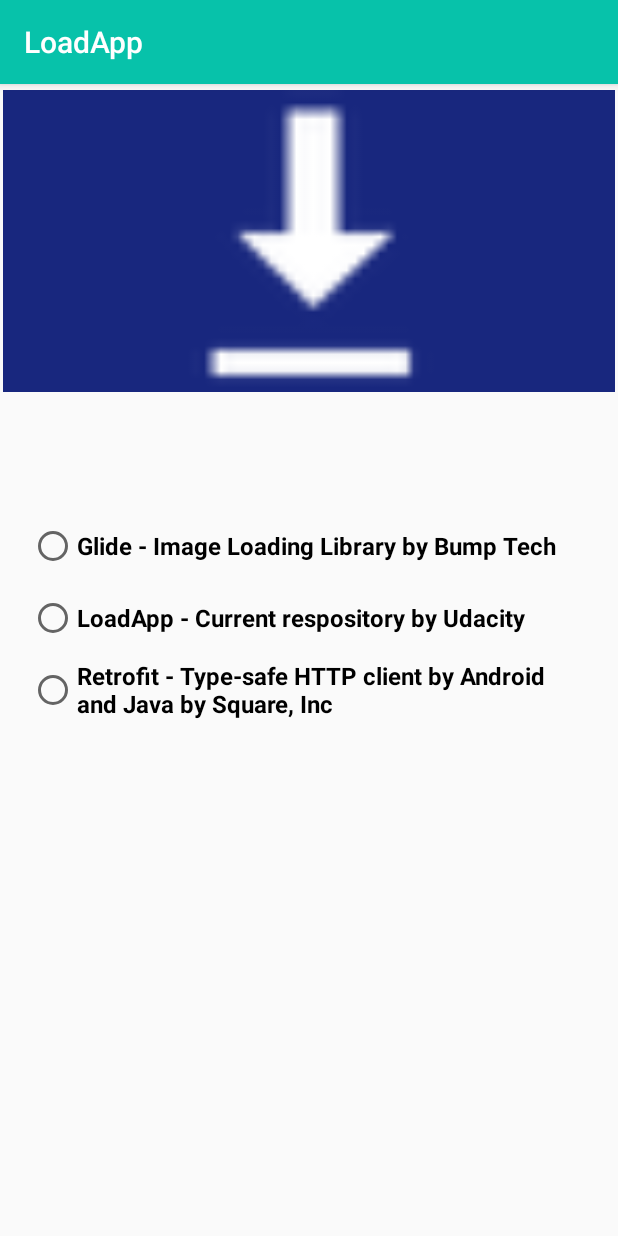
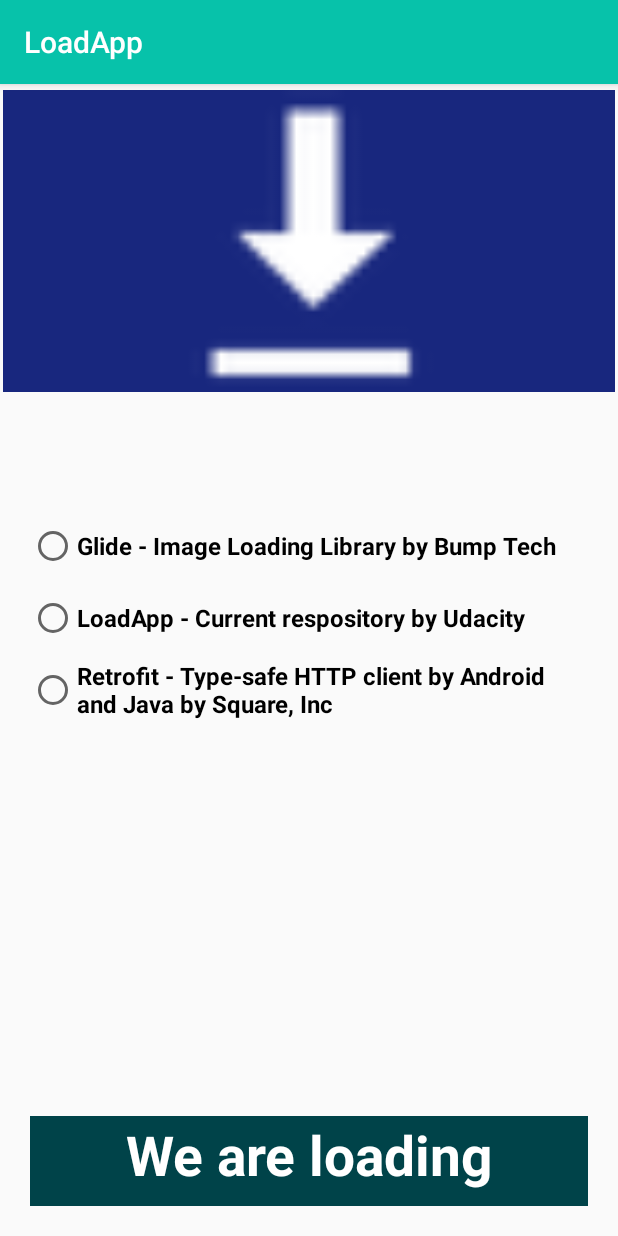
Before and after one commit to snozoka/ND940C3-Project, an Android app: the screen it shows after launch (MainActivity), after a tap on an icon or button, on a phone screen of 412 x 824 dp. Run offline under Robolectric (Android 15) with nearby library versions, the phone set to English and light mode, and no system bars.

Commit message:
Updated commit with Load button working

```diff
--- a/app/src/main/java/com/udacity/LoadingButton.kt
+++ b/app/src/main/java/com/udacity/LoadingButton.kt
@@ -1,44 +1,100 @@
 package com.udacity
 
+import android.animation.AnimatorInflater
 import android.animation.ValueAnimator
 import android.content.Context
-import android.graphics.Canvas
-import android.graphics.Paint
-import android.graphics.PointF
-import android.graphics.Typeface
+import android.graphics.*
 import android.util.AttributeSet
 import android.view.View
+import androidx.core.content.ContextCompat
 import kotlin.properties.Delegates
 
-enum class ButtonTextStatus(val label: Int) {
-    CLICK_ME(R.string.button_name),
-    BUTTON_LOADING(R.string.button_loading);
-
-//    fun nextText()  {
-//
-//        textStatus = BUTTON_LOADING
-//    }
-}
 
 class LoadingButton @JvmOverloads constructor(
     context: Context, attrs: AttributeSet? = null, defStyleAttr: Int = 0
 ) : View(context, attrs, defStyleAttr) {
+    private var backGroundColor: Int = Color.BLACK
+    private var textColor: Int = Color.BLACK // default color
 
-    private var textStatus = ButtonTextStatus.CLICK_ME
-    private var radius = 0.0f                   // Radius of the circle.
+    // tells the compiler that the value of a variable
+    // must never be cached as its value may change outside
+    @Volatile
+    private var progress: Double = 0.0
+
     private val pointPosition: PointF = PointF(0.0f, 0.0f)
     private var widthSize = 0
     private var heightSize = 0
 
-    private val valueAnimator = ValueAnimator()
+    private var valueAnimator = ValueAnimator()
 
     private var buttonState: ButtonState by Delegates.observable<ButtonState>(ButtonState.Completed) { p, old, new ->
 
+    }
+    private val updateListener = ValueAnimator.AnimatorUpdateListener {
+        progress = (it.animatedValue as Float).toDouble()
+        invalidate()    // redraw the screen
+        requestLayout() // when rectangular progress dimension changes
+    }
+    // call after downloading is completed
+    fun hasCompletedDownload() {
+        // cancel the animation when file is downloaded
+        valueAnimator.cancel()
+        buttonState = ButtonState.Completed
+        //Return button bacground color to normal state
+        ContextCompat.getColor(context, R.color.colorPrimary)
+
+        invalidate()
+        requestLayout()
+    }
+
+    // call after downloading is not completed
+    fun hasNotCompletedDownload() {
+        // cancel the animation when file is downloaded
+        valueAnimator.cancel()
+        buttonState = ButtonState.Completed
+        //Return button bacground color to normal state
+        ContextCompat.getColor(context, R.color.colorPrimary)
+
+        invalidate()
+        requestLayout()
     }
 
 
     init {
         isClickable = true
+        valueAnimator = AnimatorInflater.loadAnimator(
+            context,
+            // properties for downloading progress is defined
+            R.animator.loading_animation
+        ) as ValueAnimator
+
+        valueAnimator.addUpdateListener(updateListener)
+
+        // initialize custom attributes of the button
+        val attr = context.theme.obtainStyledAttributes(
+            attrs,
+            R.styleable.LoadingButton,
+            0,
+            0
+        )
+
+        try {
+
+            // button back-ground color
+            backGroundColor = attr.getColor(
+                R.styleable.LoadingButton_backgroundColor,
+                ContextCompat.getColor(context, R.color.colorPrimary)
+            )
+
+            // button text color
+            textColor = attr.getColor(
+                R.styleable.LoadingButton_textColor,
+                ContextCompat.getColor(context, R.color.white)
+            )
+        } finally {
+            // clearing all the data associated with attribute
+            attr.recycle()
+        }
 
     }
 
@@ -48,22 +104,51 @@ class LoadingButton @JvmOverloads constructor(
         textSize = 55.0f
         typeface = Typeface.create( "", Typeface.BOLD)
     }
+
+    override fun performClick(): Boolean {
+        super.performClick()
+        if (buttonState == ButtonState.Completed) buttonState = ButtonState.Loading
+        animation()
+        return true
+    }
+    // start the animation when button is clicked
+    private fun animation() {
+        valueAnimator.start()
+    }
+    fun reset()
+    {
+        ButtonState.Completed
+    }
     override fun onDraw(canvas: Canvas?) {
         super.onDraw(canvas)
-//// Set dial background color to green if selection not off.
-//        paint.color = if (buttonState == ButtonState.Clicked) Color.GRAY else Color.GREEN
-//// Draw the dial.
-//        if (canvas != null) {
-//            canvas.drawCircle((width / 2).toFloat(), (height / 2).toFloat(), radius, paint)
-//        }
+        paint.strokeWidth = 0f
+        paint.color = backGroundColor
+        // draw custom button
+        canvas?.drawRect(0f, 0f, width.toFloat(), height.toFloat(), paint)
 
+        // to show rectangular progress on custom button while file is downloading
+        if (buttonState == ButtonState.Loading) {
+            paint.color = ContextCompat.getColor(context, R.color.colorPrimaryDark)
+            canvas?.drawRect(
+                0f, 0f,
+                (width * (progress / 100)).toFloat(), height.toFloat(), paint
+            )
+        }
+        // check the button state
+        val buttonText = if (buttonState == ButtonState.Loading)
+            resources.getString(R.string.button_loading)  // We are loading as button text
+        else resources.getString(R.string.button_name)// download as button text
+
+        // write the text on custom button
+        paint.color = textColor
+        canvas?.drawText(buttonText, (width / 2).toFloat(), ((height + 30) / 2).toFloat(), paint)
     }
 
     override fun onMeasure(widthMeasureSpec: Int, heightMeasureSpec: Int) {
         val minw: Int = paddingLeft + paddingRight + suggestedMinimumWidth
         val w: Int = resolveSizeAndState(minw, widthMeasureSpec, 1)
         val h: Int = resolveSizeAndState(
-            MeasureSpec.getSize(w),
+            View.MeasureSpec.getSize(w),
             heightMeasureSpec,
             0
         )
--- a/app/src/main/java/com/udacity/MainActivity.kt
+++ b/app/src/main/java/com/udacity/MainActivity.kt
@@ -26,30 +26,41 @@ class MainActivity : AppCompatActivity() {
     private lateinit var notificationManager: NotificationManager
     private lateinit var pendingIntent: PendingIntent
     private lateinit var action: NotificationCompat.Action
-    //lateinit var radioButtonGroup: RadioGroup
+    lateinit var radioButtonGroup: RadioGroup
+    private var complete = false
 
     override fun onCreate(savedInstanceState: Bundle?) {
         super.onCreate(savedInstanceState)
         setContentView(R.layout.activity_main)
         setSupportActionBar(toolbar)
 
-        //radioButtonGroup = findViewById<RadioGroup>(R.id.downloadSourceRadioButtonGroup)
+        radioButtonGroup = findViewById<RadioGroup>(R.id.downloadSourceRadioButtonGroup)
 
         registerReceiver(receiver, IntentFilter(DownloadManager.ACTION_DOWNLOAD_COMPLETE))
 
         custom_button.setOnClickListener {
 
-//            if (radioButtonGroup.getCheckedRadioButtonId() == -1)
-//            {
-//                Toast.makeText(applicationContext,"Please select the file to download", Toast.LENGTH_SHORT).show()
-//            }
-//            else
-//            {
-//                // one of the radio buttons is checked
-//
-//            }
-            download()
+            if (radioButtonGroup.getCheckedRadioButtonId() == -1)
+            {
+                Toast.makeText(applicationContext,"Please select the file to download", Toast.LENGTH_SHORT).show()
+                custom_button.reset()
+            }
+            else
+            {
+                // one of the radio buttons is checked
+                complete = true
+                download()
 
+            }
+
+
+        }
+        if (complete) {
+            // call when download completed
+            custom_button.hasCompletedDownload()
+        }
+        else{
+            custom_button.hasNotCompletedDownload()
         }
     }
 
--- /dev/null
+++ b/app/src/main/res/animator/loading_animation.xml
@@ -0,0 +1,8 @@
+<?xml version="1.0" encoding="utf-8"?>
+<animator
+    xmlns:android="http://schemas.android.com/apk/res/android"
+    android:duration="2000"
+    android:interpolator="@android:anim/accelerate_decelerate_interpolator"
+    android:valueFrom="0f"
+    android:valueTo="100f"
+    android:valueType="floatType" />
--- a/app/src/main/res/layout/content_main.xml
+++ b/app/src/main/res/layout/content_main.xml
@@ -14,11 +14,13 @@
         android:layout_width="0dp"
         android:layout_height="60dp"
         android:layout_margin="20dp"
+        android:layout_marginTop="595dp"
+        android:layout_marginBottom="38dp"
         app:layout_constraintBottom_toBottomOf="parent"
         app:layout_constraintEnd_toEndOf="parent"
-        app:layout_constraintHorizontal_bias="0.0"
+        app:layout_constraintHorizontal_bias="0.4"
         app:layout_constraintStart_toStartOf="parent"
         app:layout_constraintTop_toTopOf="parent"
-        app:layout_constraintVertical_bias="0.892" />
+        app:layout_constraintVertical_bias="1.0" />
 
 </androidx.constraintlayout.widget.ConstraintLayout>
--- a/app/src/main/res/values/attrs.xml
+++ b/app/src/main/res/values/attrs.xml
@@ -1,6 +1,7 @@
 <?xml version="1.0" encoding="utf-8"?>
 <resources>
     <declare-styleable name="LoadingButton">
-<!--   TODO: create custom attributes for the view-->
+        <attr name="backgroundColor" format="integer" />
+        <attr name="textColor" format="integer" />
     </declare-styleable>
 </resources>
--- a/app/src/main/res/values/strings.xml
+++ b/app/src/main/res/values/strings.xml
@@ -8,7 +8,7 @@
     <string name="notification_description">The Project 3 repository is downloaded</string>
     <string name="notification_button">See changes</string>
 
-    <string name="button_name">Click me</string>
+    <string name="button_name">Download</string>
     <string name="button_loading">We are loading </string>
     <string name="title_activity_detail">DetailActivity</string>
     <string name="glide_image_loading_library_by_bump_tech">Glide - Image Loading Library by Bump Tech</string>
```
